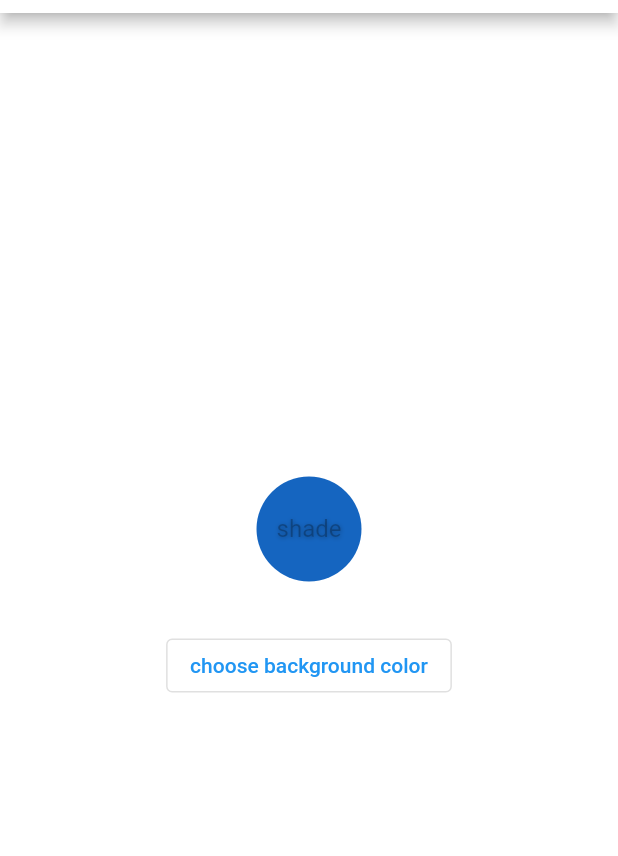
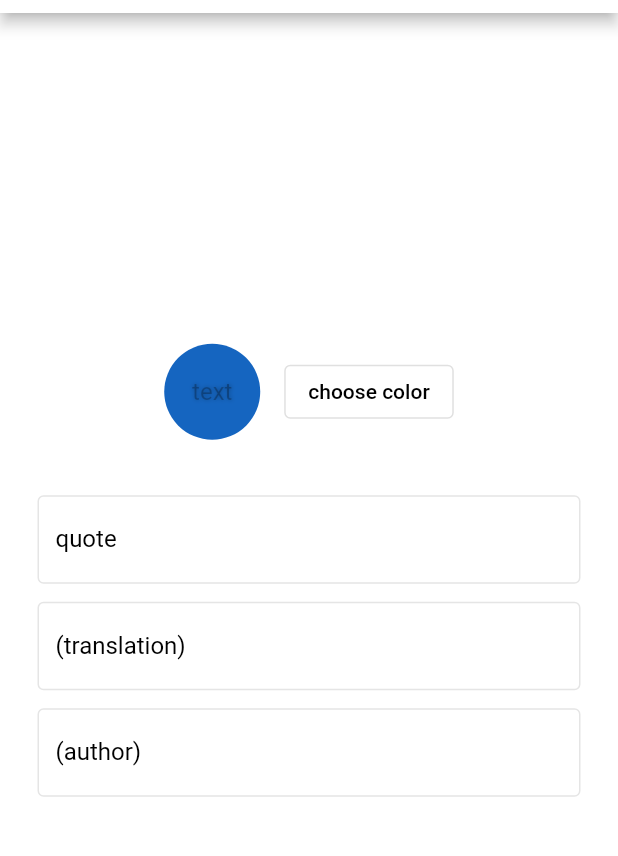
Before and after one commit to abduyild/QuoteImager, a Flutter app: the screen it shows after launch, on a phone screen of 412 x 824 dp, the part 71-927 px from its top. Run offline on Flutter 3.47's test engine with Material 2 defaults, Android fonts, the light colour scheme and no system bars; our stand-ins replace getwidget; missing offline and left inert: flutter_material_color_picker.

Commit message:
added inputs for text

```diff
--- a/lib/main.dart
+++ b/lib/main.dart
@@ -14,7 +14,7 @@ class MyApp extends StatelessWidget {
       theme: ThemeData(
         brightness: Brightness.light,
         primaryColor: Colors.white,
-          accentColor: Colors.white,
+        accentColor: Colors.black,
         scaffoldBackgroundColor: Colors.white,
         toggleableActiveColor: Colors.black,
         inputDecorationTheme: InputDecorationTheme(
@@ -52,7 +52,6 @@ class _MyHomePageState extends State<MyHomePage> {
   Color? _shadeColor = Colors.blue[800];
   Color _textShadeColor = Colors.black26;
 
-
   @override
   Widget build(BuildContext context) {
     return Scaffold(
@@ -68,24 +67,102 @@ class _MyHomePageState extends State<MyHomePage> {
               children: [
                 CircleAvatar(
                   backgroundColor: _shadeColor,
-                  radius: 35.0,
-                  child: Text("shade", style: TextStyle(color: _textShadeColor, shadows: <Shadow>[
+                  radius: 32.0,
+                  child: Text("text",
+                      style:
+                          TextStyle(color: _textShadeColor, shadows: <Shadow>[
                         Shadow(
                           offset: Offset(0.3, 0.3),
                           blurRadius: 3.0,
                           color: _textShadeColor,
-                  ),])),
+                        ),
+                      ])),
+                ),
+                const SizedBox(width: 16.0),
+                OutlinedButton(
+                  onPressed: _openColorPicker,
+                  child: const Text('choose color',
+                      style: TextStyle(color: Colors.black)),
                 ),
               ],
             ),
-            const SizedBox(height: 32.0),
-            OutlinedButton(
-              onPressed: _openColorPicker,
-              child: const Text('choose background color'),
+            getForm(),
+          ],
+        ),
+      ), // auto-formatting nicer for build methods.
+    );
+  }
+
+  String quote = "";
+  String translation = "";
+  String author = "";
+  final GlobalKey<FormState> _formKey = GlobalKey<FormState>();
+
+  Widget getForm() {
+    final node = FocusScope.of(context);
+    return Form(
+      key: _formKey,
+      child: Padding(
+        padding: const EdgeInsets.all(25),
+        child: Column(
+          crossAxisAlignment: CrossAxisAlignment.start,
+          children: <Widget>[
+            const SizedBox(height: 12.0),
+            TextFormField(
+              keyboardType: TextInputType.multiline,
+              maxLines: null,
+              textInputAction: TextInputAction.newline,
+              onEditingComplete: () => node.nextFocus(),
+              decoration: const InputDecoration(
+                labelText: 'quote',
+              ),
+              validator: (value) {
+                if (value == null || value.isEmpty) {
+                  return 'quote is required!';
+                }
+                quote = value;
+                return null;
+              },
+            ),
+            const SizedBox(height: 12.0),
+            TextFormField(
+              keyboardType: TextInputType.multiline,
+              maxLines: null,
+              textInputAction: TextInputAction.newline,
+              onEditingComplete: () => node.nextFocus(),
+              decoration: const InputDecoration(
+                labelText: '(translation)',
+              ),
+              validator: (value) {
+                if (value == null || value.isEmpty) {
+                  translation = "";
+                } else {
+                  translation = value;
+                }
+                return null;
+              },
+            ),
+            const SizedBox(height: 12.0),
+            TextFormField(
+              keyboardType: TextInputType.multiline,
+              maxLines: null,
+              textInputAction: TextInputAction.done,
+              onEditingComplete: () => node.nextFocus(),
+              decoration: const InputDecoration(
+                labelText: '(author)',
+              ),
+              validator: (value) {
+                if (value == null || value.isEmpty) {
+                  author = "";
+                } else {
+                  author = value;
+                }
+                return null;
+              },
             ),
           ],
         ),
-      ),// auto-formatting nicer for build methods.
+      ),
     );
   }
 
@@ -99,17 +176,19 @@ class _MyHomePageState extends State<MyHomePage> {
           content: content,
           actions: [
             TextButton(
-              child: Text('cancel'),
+              child: Text('cancel', style: TextStyle(color: Colors.black)),
               onPressed: Navigator.of(context).pop,
             ),
             TextButton(
-              child: Text('submit'),
+              child: Text('submit', style: TextStyle(color: Colors.black)),
               onPressed: () {
                 Navigator.of(context).pop();
-                setState(()  {
+                setState(() {
                   _shadeColor = _tempShadeColor;
-                  _textShadeColor = _shadeColor!.computeLuminance() > 0.5 ? Colors.black26.withOpacity(0.5) : Colors.white24.withOpacity(0.7);
-                } );
+                  _textShadeColor = _shadeColor!.computeLuminance() > 0.5
+                      ? Colors.black26.withOpacity(0.5)
+                      : Colors.white24.withOpacity(0.7);
+                });
               },
             ),
           ],
```
Lines whose indentation alone changed are shown as unchanged.
